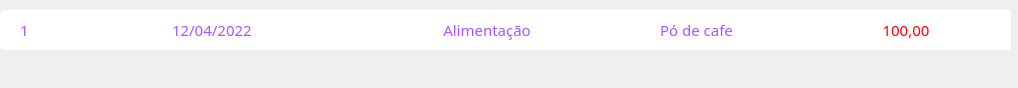
First picture: the form in System/fileUI/barraMovimentação.ui, repository NdondaDaniel2020/ControleFinanceiro, before the edit.
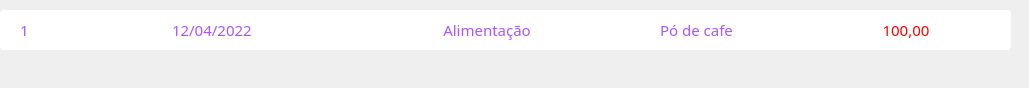
Second picture: the form after the edit.

```diff
--- a/System/fileUI/barraMovimentação.ui
+++ b/System/fileUI/barraMovimentação.ui
@@ -6,7 +6,7 @@
    <rect>
     <x>0</x>
     <y>0</y>
-    <width>1018</width>
+    <width>1029</width>
     <height>88</height>
    </rect>
   </property>
```
Left out of the diff: 6 changed lines with no effect on the pictures.
